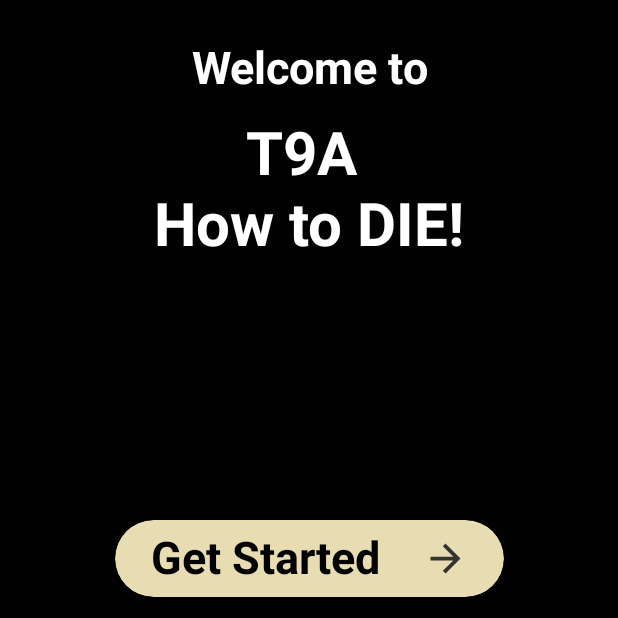
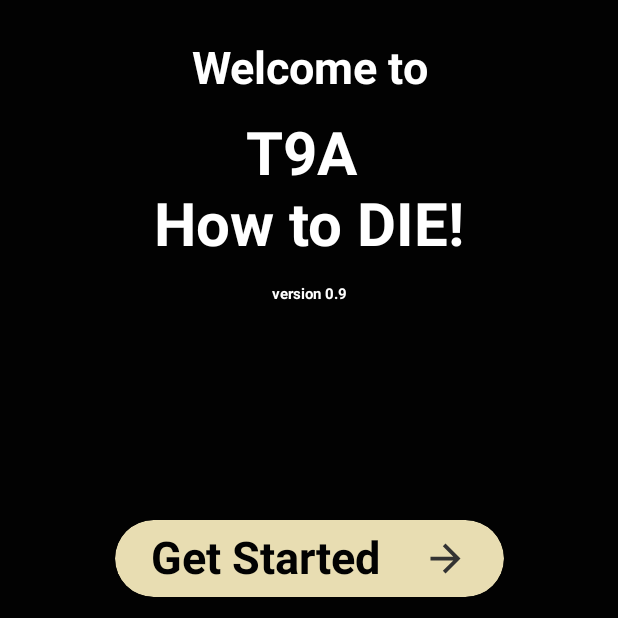
Before and after one commit to stradivarius/T9AHowToDie, an Android app built with Jetpack Compose: the screen it shows after launch (MainActivity), on a phone screen of 412 x 824 dp, the top half of it. Run offline under Robolectric (Android 15) with nearby library versions, the phone set to English and light mode, and no system bars.

Commit message:
version 0.9 to test out

```diff
--- a/app/build.gradle.kts
+++ b/app/build.gradle.kts
@@ -12,7 +12,7 @@ android {
         minSdk = 24
         targetSdk = 33
         versionCode = 1
-        versionName = "1.0"
+        versionName = "0.9"
 
         testInstrumentationRunner = "androidx.test.runner.AndroidJUnitRunner"
         vectorDrawables {
@@ -38,6 +38,7 @@ android {
     }
     buildFeatures {
         compose = true
+        buildConfig = true
     }
     composeOptions {
         kotlinCompilerExtensionVersion = "1.4.3"
--- a/app/src/main/AndroidManifest.xml
+++ b/app/src/main/AndroidManifest.xml
@@ -11,6 +11,7 @@
         android:roundIcon="@mipmap/ic_launcher_round"
         android:supportsRtl="true"
         android:theme="@style/Theme.T9AHowToDie"
+
         tools:targetApi="31">
         <activity
             android:name=".MainActivity"
--- a/app/src/main/java/com/example/t9ahowtodie/Probabilities.kt
+++ b/app/src/main/java/com/example/t9ahowtodie/Probabilities.kt
@@ -7,6 +7,7 @@ import com.example.t9ahowtodie.ui.REROLL_FAILED
 import com.example.t9ahowtodie.ui.REROLL_ONES
 import com.example.t9ahowtodie.ui.REROLL_SIXES
 import com.example.t9ahowtodie.ui.REROLL_SUCCESS
+import kotlin.math.max
 import kotlin.math.min
 import kotlin.math.pow
 
@@ -169,10 +170,10 @@ fun calculateAttackBaseProbability(chances : Double, modifier : Int = 0) : Doubl
             ( (chances / D6).pow(2) )
         }
         REROLL_ONES -> {
-            min( (chances / D6) + ( ( 1.0 / D6) * (chances / D6) ), 1.0 )
+            max(min( (chances / D6) + ( ( 1.0 / D6) * (chances / D6) ), 1.0 ), 0.0)
         }
         REROLL_SIXES -> {
-            min( ( (chances - 1.0) / D6) + ( ( 1.0 / D6) * (chances / D6) ), 1.0 )
+            max(min( ( (chances - 1.0) / D6) + ( ( 1.0 / D6) * (chances / D6) ), 1.0 ), 0.0)
         }
         else -> {
             Log.wtf("Probability", "This should never happen!")
--- a/app/src/main/java/com/example/t9ahowtodie/ui/screens/SplashScreen.kt
+++ b/app/src/main/java/com/example/t9ahowtodie/ui/screens/SplashScreen.kt
@@ -12,6 +12,7 @@ import androidx.compose.foundation.layout.requiredWidth
 import androidx.compose.foundation.layout.width
 import androidx.compose.foundation.layout.wrapContentSize
 import androidx.compose.foundation.shape.RoundedCornerShape
+import androidx.compose.foundation.text.ClickableText
 import androidx.compose.material3.Button
 import androidx.compose.material3.ButtonDefaults
 import androidx.compose.material3.MaterialTheme
@@ -21,21 +22,31 @@ import androidx.compose.ui.Alignment
 import androidx.compose.ui.Modifier
 import androidx.compose.ui.draw.clip
 import androidx.compose.ui.graphics.Color
+import androidx.compose.ui.platform.LocalUriHandler
 import androidx.compose.ui.res.painterResource
+import androidx.compose.ui.text.AnnotatedString
+import androidx.compose.ui.text.SpanStyle
 import androidx.compose.ui.text.TextStyle
+import androidx.compose.ui.text.buildAnnotatedString
 import androidx.compose.ui.text.font.FontWeight
 import androidx.compose.ui.text.style.TextAlign
+import androidx.compose.ui.text.style.TextDecoration
 import androidx.compose.ui.tooling.preview.Preview
 import androidx.compose.ui.unit.dp
 import androidx.compose.ui.unit.em
 import androidx.compose.ui.unit.sp
 import androidx.navigation.NavHostController
 import androidx.navigation.compose.rememberNavController
+import com.example.t9ahowtodie.BuildConfig
 import com.example.t9ahowtodie.R
+import com.example.t9ahowtodie.ui.components.TextComponent
 import com.example.t9ahowtodie.ui.theme.T9AHowToDieTheme
+
+
 
 @Composable
 fun SplashScreen(navHostController: NavHostController) {
+
     Box(
         modifier = Modifier
             .fillMaxSize()
@@ -75,12 +86,20 @@ fun SplashScreen(navHostController: NavHostController) {
             modifier = Modifier
                 .align(alignment = Alignment.TopCenter)
                 .offset(
-                    x = 0.dp,
                     y = 79.dp
                 )
-                .requiredWidth(width = 272.dp)
-                .requiredHeight(height = 100.dp))
+        )
+        /* Version Label */
+        TextComponent(
+            text = "version ${BuildConfig.VERSION_NAME}",
+            size = 10.sp,
+            modifier = Modifier
+                .align(alignment = Alignment.TopCenter)
+                .offset(
+                    y = 190.dp
+                ))
 
+        /* GET STARTED BUTTON */
         Button(
             onClick = { navHostController.navigate(Routes.ATTACKS_STATS) },
             colors = ButtonDefaults
@@ -108,6 +127,48 @@ fun SplashScreen(navHostController: NavHostController) {
                     .requiredWidth(width = 30.dp)
                     .requiredHeight(height = 30.dp))
         }
+
+
+        /* Footer */
+        val devName: String = "Stradivarius"
+        val annotatedFooter: AnnotatedString = buildAnnotatedString {
+            val footer: String = "Developed by $devName"
+            val linkStartIdx: Int = footer.indexOf(devName)
+            val linkEndIdx: Int = linkStartIdx + devName.length
+            append(footer)
+            addStyle(
+                style = SpanStyle(
+                    color = Color.White,
+                    textDecoration = TextDecoration.Underline
+                ), start = linkStartIdx, end = linkEndIdx
+            )
+            addStringAnnotation(
+                tag = "url",
+                annotation = "https://github.com/stradivarius/T9AHowToDie",
+                start = linkStartIdx,
+                end = linkEndIdx
+            )
+        }
+        val mUriHandler = LocalUriHandler.current
+        ClickableText(
+            text = annotatedFooter,
+            style = TextStyle(
+                fontSize = 12.sp),
+            modifier = Modifier
+                .align(alignment = Alignment.BottomCenter)
+                .offset(
+                    x = 0.dp,
+                    y = (-15).dp
+                )
+            ,
+            onClick = {
+                annotatedFooter
+                    .getStringAnnotations("url", it, it)
+                    .firstOrNull()?.let { stringAnnotation ->
+                        mUriHandler.openUri(stringAnnotation.item)
+                    }
+            }
+        )
     }
 }
 
```
